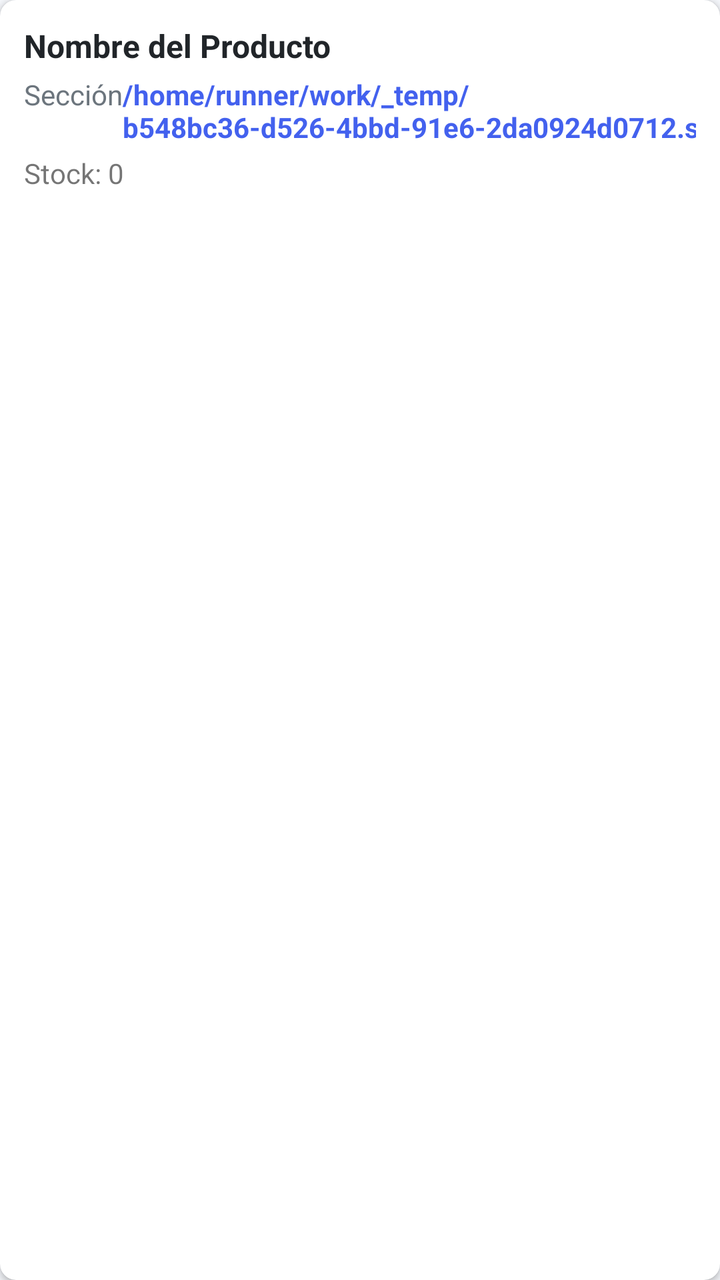
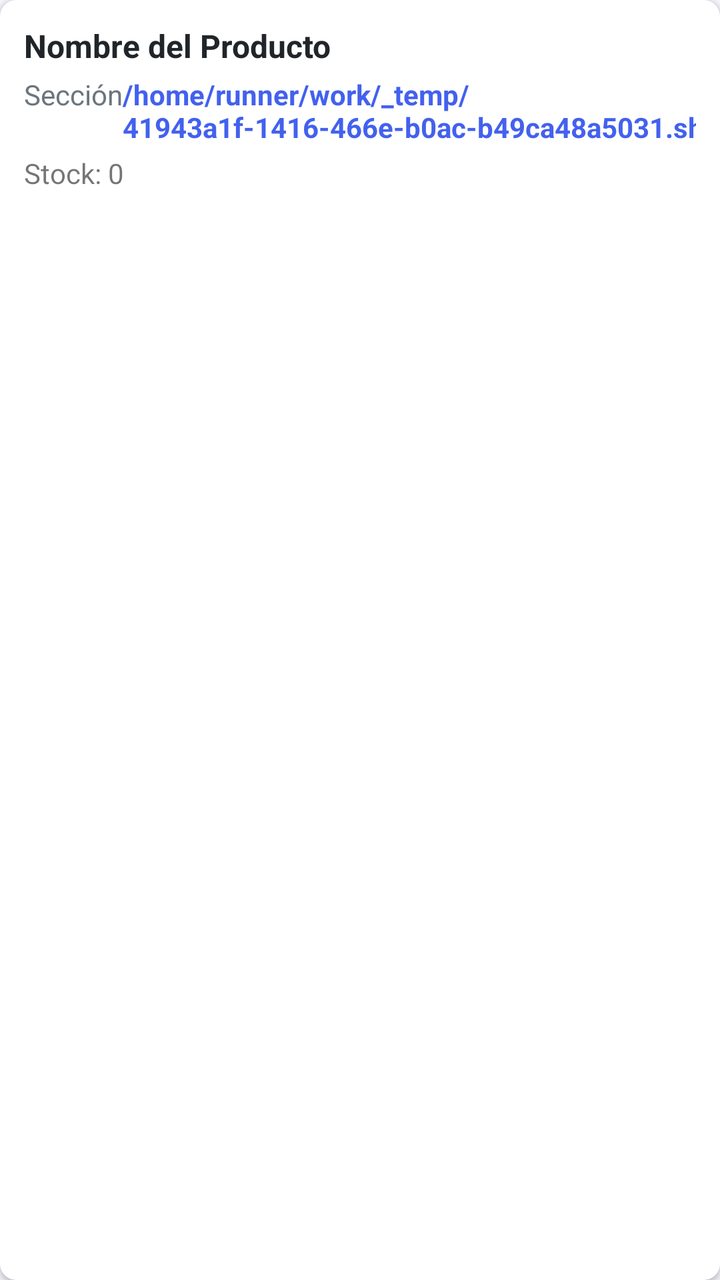

Two renders of the same Android screen: before a commit and after it. Below are the layout's source before the change and the commit's diff.
<!-- AndroidManifest.xml: application theme Theme.OmniVentas -->
<!-- res/layout/item_producto.xml -->
<?xml version="1.0" encoding="utf-8"?>
<androidx.cardview.widget.CardView xmlns:android="http://schemas.android.com/apk/res/android"
    xmlns:app="http://schemas.android.com/apk/res-auto"
    android:layout_width="match_parent"
    android:layout_height="wrap_content"
    android:layout_marginBottom="8dp"
    app:cardCornerRadius="8dp"
    app:cardElevation="2dp">
    <LinearLayout
        android:layout_width="match_parent"
        android:layout_height="wrap_content"
        android:orientation="vertical"
        android:padding="12dp">
        <TextView
            android:id="@+id/tv_nombre"
            android:layout_width="match_parent"
            android:layout_height="wrap_content"
            android:text="Nombre del Producto"
            android:textSize="16sp"
            android:textStyle="bold"
            android:textColor="@color/dark" />
        <LinearLayout
            android:layout_width="match_parent"
            android:layout_height="wrap_content"
            android:orientation="horizontal"
            android:layout_marginTop="4dp">
            <TextView
                android:id="@+id/tv_seccion"
                android:layout_width="0dp"
                android:layout_height="wrap_content"
                android:layout_weight="1"
                android:text="Sección"
                android:textSize="14sp"
                android:textColor="@color/gray" />
            <TextView
                android:id="@+id/tv_precio"
                android:layout_width="wrap_content"
                android:layout_height="wrap_content"
                android:text="/home/runner/work/_temp/b548bc36-d526-4bbd-91e6-2da0924d0712.sh.00"
                android:textSize="14sp"
                android:textColor="@color/primary"
                android:textStyle="bold" />
        </LinearLayout>
        <TextView
            android:id="@+id/tv_stock"
            android:layout_width="wrap_content"
            android:layout_height="wrap_content"
            android:text="Stock: 0"
            android:textSize="14sp"
            android:layout_marginTop="4dp" />
    </LinearLayout>
</androidx.cardview.widget.CardView>
<!-- resources referenced by this layout -->
<resources>
  <color name="dark">#212529</color>
  <color name="gray">#6C757D</color>
  <color name="primary">#4361EE</color>
  <style name="Theme.OmniVentas" parent="Theme.MaterialComponents.DayNight.NoActionBar">
          <item name="colorPrimary">@color/primary</item>
          <item name="colorPrimaryVariant">@color/primary_dark</item>
          <item name="colorOnPrimary">@color/white</item>
          <item name="colorSecondary">@color/secondary</item>
          <item name="colorOnSecondary">@color/white</item>
          <item name="android:statusBarColor">@color/primary</item>
          <item name="android:windowBackground">@color/light_gray</item>
      </style>
  <color name="primary_dark">#3A56D4</color>
  <color name="white">#FFFFFF</color>
  <color name="secondary">#3F37C9</color>
  <color name="light_gray">#F5F7FB</color>
</resources>

<!-- the commit's change to res/layout/item_producto.xml (unified diff, before → after) -->
@@ -36,7 +36,7 @@
                 android:id="@+id/tv_precio"
                 android:layout_width="wrap_content"
                 android:layout_height="wrap_content"
-                android:text="/home/runner/work/_temp/b548bc36-d526-4bbd-91e6-2da0924d0712.sh.00"
+                android:text="/home/runner/work/_temp/41943a1f-1416-466e-b0ac-b49ca48a5031.sh.00"
                 android:textSize="14sp"
                 android:textColor="@color/primary"
                 android:textStyle="bold" />
